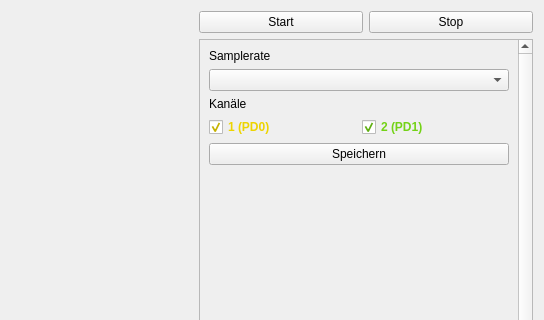
The window that lenlab/gui/oscilloscopeform.ui (kalanzun/red_lenlab) describes before a commit, drawn with Qt 5; both pictures show x 256 to 800 and y 0 to 320 of the 800 by 600 pixel window.
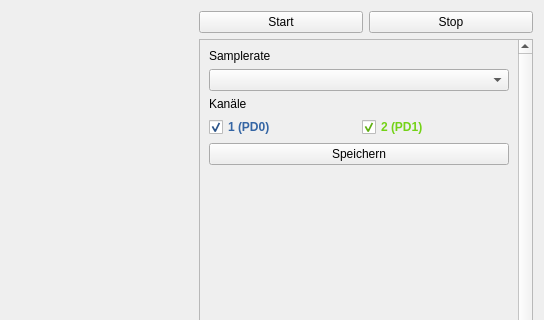
The same window after the commit. Custom widgets are drawn as their Qt base class.

Commit message: Oscilloscope channel colors blue and green

```diff
--- a/lenlab/gui/oscilloscopeform.ui
+++ b/lenlab/gui/oscilloscopeform.ui
@@ -77,7 +77,7 @@
          </rect>
         </property>
         <property name="styleSheet">
-         <string notr="true">#ch1CheckBox {
+         <string notr="true">#ch3CheckBox {
 	color: #edd400;
 	font-weight: bold;
 }
@@ -85,7 +85,7 @@
 	color: #73d216;
 	font-weight: bold;
 }
-#ch3CheckBox {
+#ch1CheckBox {
 	color: #3465a4;
 	font-weight: bold;
 }
```
The commit also changes 1 other file.
